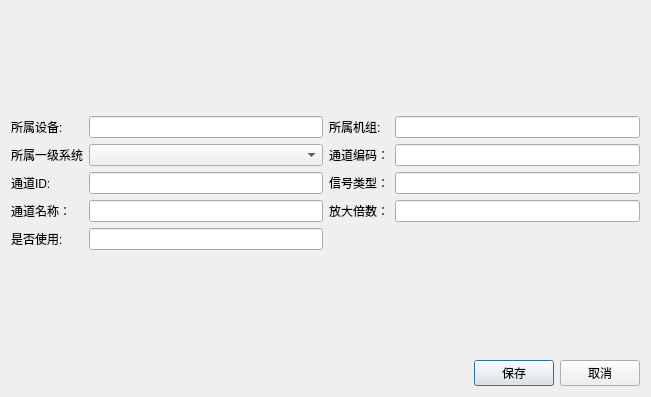
This is gui/systemGui/myDialog/myDialogSignalAdd.ui in davidcharming8888/SystemGui as Qt 5 draws it before an edit. The edited form follows.
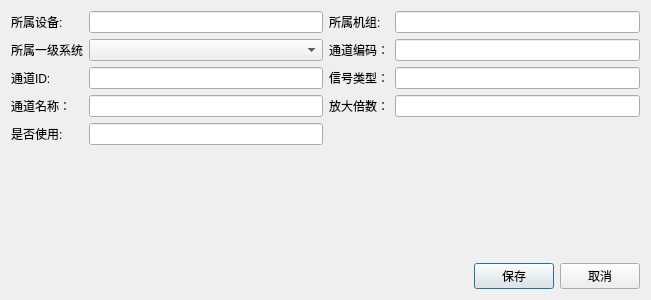
This is the edited form.

The edit to the form file:
```diff
--- a/gui/systemGui/myDialog/myDialogSignalAdd.ui
+++ b/gui/systemGui/myDialog/myDialogSignalAdd.ui
@@ -7,7 +7,7 @@
     <x>0</x>
     <y>0</y>
     <width>651</width>
-    <height>397</height>
+    <height>300</height>
    </rect>
   </property>
   <property name="sizePolicy">
@@ -20,22 +20,6 @@
    <string>增加测点配置信息</string>
   </property>
   <layout class="QVBoxLayout" name="verticalLayout">
-   <item>
-    <spacer name="verticalSpacer">
-     <property name="orientation">
-      <enum>Qt::Vertical</enum>
-     </property>
-     <property name="sizeType">
-      <enum>QSizePolicy::Expanding</enum>
-     </property>
-     <property name="sizeHint" stdset="0">
-      <size>
-       <width>20</width>
-       <height>40</height>
-      </size>
-     </property>
-    </spacer>
-   </item>
    <item>
     <layout class="QHBoxLayout" name="horizontalLayout">
      <item>
```
